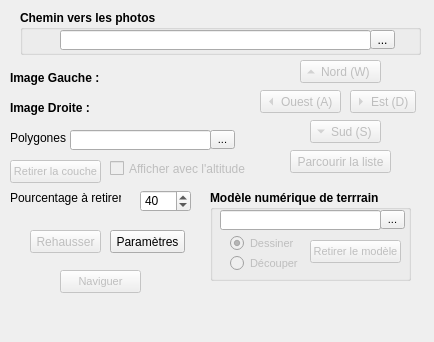
First picture: the form in src/ui-optionWindow.ui, repository Direction-des-inventaires-forestiers/StereoPhoto, before the edit.
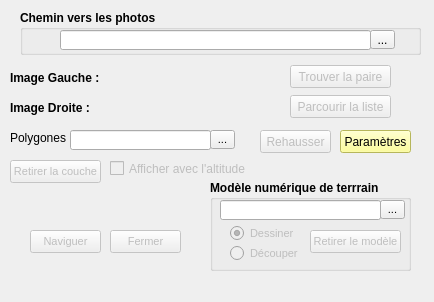
Second picture: the form after the edit.

The edit to the form file:
```diff
--- a/src/ui-optionWindow.ui
+++ b/src/ui-optionWindow.ui
@@ -7,13 +7,13 @@
     <x>0</x>
     <y>0</y>
     <width>434</width>
-    <height>342</height>
+    <height>302</height>
    </rect>
   </property>
   <property name="minimumSize">
    <size>
     <width>165</width>
-    <height>200</height>
+    <height>300</height>
    </size>
   </property>
   <property name="windowTitle">
@@ -80,119 +80,6 @@
      </property>
     </widget>
    </widget>
-   <widget class="QToolButton" name="toolButtonEst">
-    <property name="enabled">
-     <bool>false</bool>
-    </property>
-    <property name="geometry">
-     <rect>
-      <x>350</x>
-      <y>90</y>
-      <width>66</width>
-      <height>23</height>
-     </rect>
-    </property>
-    <property name="text">
-     <string>Est (D)</string>
-    </property>
-    <property name="toolButtonStyle">
-     <enum>Qt::ToolButtonTextBesideIcon</enum>
-    </property>
-    <property name="autoRaise">
-     <bool>false</bool>
-    </property>
-    <property name="arrowType">
-     <enum>Qt::RightArrow</enum>
-    </property>
-   </widget>
-   <widget class="QToolButton" name="toolButtonOuest">
-    <property name="enabled">
-     <bool>false</bool>
-    </property>
-    <property name="geometry">
-     <rect>
-      <x>260</x>
-      <y>90</y>
-      <width>81</width>
-      <height>23</height>
-     </rect>
-    </property>
-    <property name="text">
-     <string>Ouest (A)</string>
-    </property>
-    <property name="toolButtonStyle">
-     <enum>Qt::ToolButtonTextBesideIcon</enum>
-    </property>
-    <property name="autoRaise">
-     <bool>false</bool>
-    </property>
-    <property name="arrowType">
-     <enum>Qt::LeftArrow</enum>
-    </property>
-   </widget>
-   <widget class="QToolButton" name="toolButtonSud">
-    <property name="enabled">
-     <bool>false</bool>
-    </property>
-    <property name="geometry">
-     <rect>
-      <x>310</x>
-      <y>120</y>
-      <width>71</width>
-      <height>23</height>
-     </rect>
-    </property>
-    <property name="text">
-     <string>Sud (S)</string>
-    </property>
-    <property name="toolButtonStyle">
-     <enum>Qt::ToolButtonTextBesideIcon</enum>
-    </property>
-    <property name="autoRaise">
-     <bool>false</bool>
-    </property>
-    <property name="arrowType">
-     <enum>Qt::DownArrow</enum>
-    </property>
-   </widget>
-   <widget class="QToolButton" name="toolButtonNord">
-    <property name="enabled">
-     <bool>false</bool>
-    </property>
-    <property name="geometry">
-     <rect>
-      <x>300</x>
-      <y>60</y>
-      <width>81</width>
-      <height>23</height>
-     </rect>
-    </property>
-    <property name="text">
-     <string>Nord (W)</string>
-    </property>
-    <property name="toolButtonStyle">
-     <enum>Qt::ToolButtonTextBesideIcon</enum>
-    </property>
-    <property name="autoRaise">
-     <bool>false</bool>
-    </property>
-    <property name="arrowType">
-     <enum>Qt::UpArrow</enum>
-    </property>
-   </widget>
-   <widget class="QLabel" name="label_10">
-    <property name="geometry">
-     <rect>
-      <x>10</x>
-      <y>190</y>
-      <width>111</width>
-      <height>16</height>
-     </rect>
-    </property>
-    <property name="text">
-     <string>Pourcentage à retirer : </string>
-    </property>
-   </widget>
    <widget class="QPushButton" name="pushButtonShowIDList">
     <property name="enabled">
      <bool>false</bool>
@@ -200,7 +87,7 @@
     <property name="geometry">
      <rect>
       <x>290</x>
-      <y>150</y>
+      <y>95</y>
       <width>101</width>
       <height>23</height>
      </rect>
@@ -215,8 +102,8 @@
     </property>
     <property name="geometry">
      <rect>
-      <x>30</x>
-      <y>230</y>
+      <x>260</x>
+      <y>130</y>
       <width>71</width>
       <height>23</height>
      </rect>
@@ -234,9 +121,9 @@
     </property>
     <property name="geometry">
      <rect>
-      <x>60</x>
-      <y>270</y>
-      <width>81</width>
+      <x>30</x>
+      <y>230</y>
+      <width>71</width>
       <height>23</height>
      </rect>
     </property>
@@ -251,22 +138,6 @@
      <string>Naviguer</string>
     </property>
    </widget>
-   <widget class="QSpinBox" name="spinBoxRecouvrementH">
-    <property name="geometry">
-     <rect>
-      <x>140</x>
-      <y>190</y>
-      <width>51</width>
-      <height>22</height>
-     </rect>
-    </property>
-    <property name="maximum">
-     <number>100</number>
-    </property>
-    <property name="value">
-     <number>40</number>
-    </property>
-   </widget>
    <widget class="QLineEdit" name="importLineVectorLayer">
     <property name="enabled">
      <bool>true</bool>
@@ -350,13 +221,10 @@
     </property>
    </widget>
    <widget class="QGroupBox" name="groupBoxMNT">
-    <property name="enabled">
-     <bool>true</bool>
-    </property>
     <property name="geometry">
      <rect>
       <x>210</x>
-      <y>190</y>
+      <y>180</y>
       <width>201</width>
       <height>91</height>
      </rect>
@@ -489,12 +357,15 @@
    <widget class="QPushButton" name="pushButtonOpenParam">
     <property name="geometry">
      <rect>
-      <x>110</x>
-      <y>230</y>
-      <width>75</width>
+      <x>340</x>
+      <y>130</y>
+      <width>71</width>
       <height>23</height>
      </rect>
     </property>
+    <property name="styleSheet">
+     <string notr="true">background-color: rgb(255, 255, 127);</string>
+    </property>
     <property name="text">
      <string>Paramètres</string>
     </property>
@@ -579,6 +450,45 @@
      <string>Afficher avec l'altitude</string>
     </property>
    </widget>
+   <widget class="QPushButton" name="pushButtonCloseWindow">
+    <property name="enabled">
+     <bool>false</bool>
+    </property>
+    <property name="geometry">
+     <rect>
+      <x>110</x>
+      <y>230</y>
+      <width>71</width>
+      <height>23</height>
+     </rect>
+    </property>
+    <property name="font">
+     <font>
+      <pointsize>8</pointsize>
+      <weight>50</weight>
+      <bold>false</bold>
+     </font>
+    </property>
+    <property name="text">
+     <string>Fermer</string>
+    </property>
+   </widget>
+   <widget class="QPushButton" name="pushButtonFindBestPair">
+    <property name="enabled">
+     <bool>false</bool>
+    </property>
+    <property name="geometry">
+     <rect>
+      <x>290</x>
+      <y>65</y>
+      <width>101</width>
+      <height>23</height>
+     </rect>
+    </property>
+    <property name="text">
+     <string>Trouver la paire</string>
+    </property>
+   </widget>
   </widget>
  </widget>
  <resources/>
```
